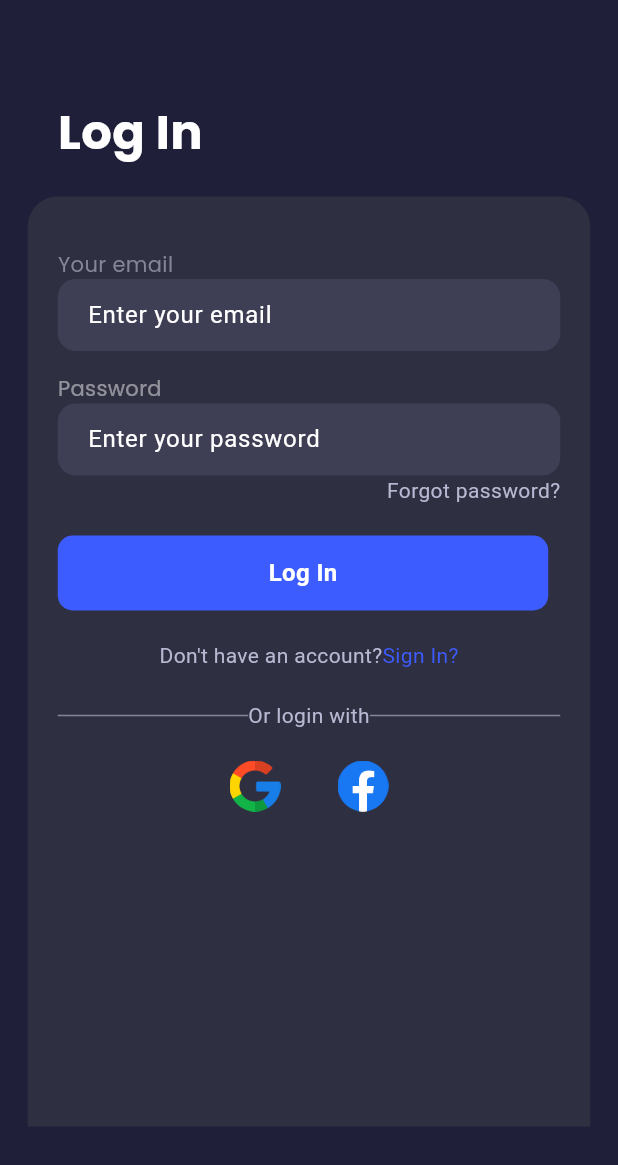
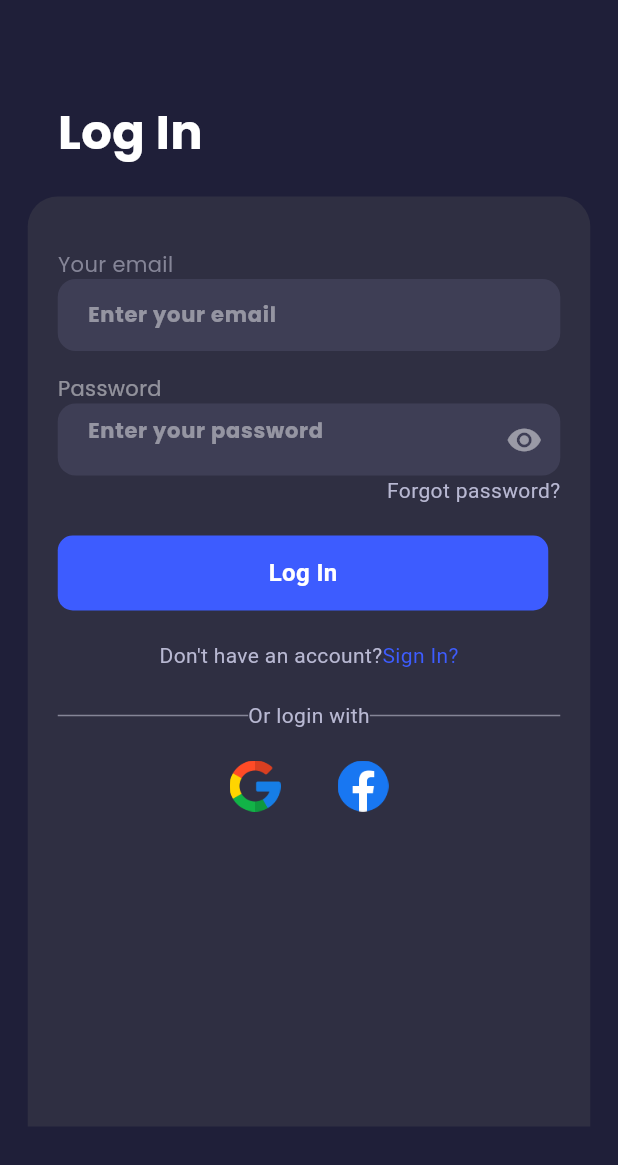
Before and after one commit to Nilav2608/study_app, a Flutter app: the screen it shows after launch, after a tap on "Skip", after a tap on "Log in", on a phone screen of 412 x 824 dp. Shown: the top 1165 px of the screen. Run offline on Flutter 3.47's test engine with Material 2 defaults, Android fonts, the phone set to English and light mode, and no system bars; our stand-ins replace google_fonts, google_nav_bar, lottie, percent_indicator, smooth_page_indicator.

Commit message:
log in font family

```diff
--- a/lib/intor_screen/LS/login_page.dart
+++ b/lib/intor_screen/LS/login_page.dart
@@ -9,6 +9,14 @@ class LoginPage extends StatefulWidget {
 }
 
 class _LoginPageState extends State<LoginPage> {
+  bool passwordVisible = false;
+
+  @override
+  void initState() {
+    passwordVisible = true;
+    super.initState();
+  }
+
   @override
   Widget build(BuildContext context) {
     return Scaffold(
@@ -59,17 +67,22 @@ class _LoginPageState extends State<LoginPage> {
                           decoration: BoxDecoration(
                               color: const Color.fromARGB(255, 62, 62, 85),
                               borderRadius: BorderRadius.circular(12)),
-                          child: const Padding(
-                            padding: EdgeInsets.only(left: 20.0),
+                          child: Padding(
+                            padding: const EdgeInsets.only(left: 20.0),
                             child: TextField(
                               // controller: passwordController,
-                              style: TextStyle(color: Colors.white),
-                              decoration: InputDecoration(
-                                  // fillColor: Colors.white,
-                                  // hintTextDirection: TextDecoration(),
-                                  border: InputBorder.none,
-                                  hintStyle: TextStyle(color: Color.fromARGB(255, 255, 255, 255)),
-                                  hintText: 'Enter your email'),
+                              style: GoogleFonts.poppins(
+                                  fontSize: 14,
+                                  fontWeight: FontWeight.bold,
+                                  color: Colors.white),
+                              decoration: const InputDecoration(
+                                // labelText: "Email",
+                                // hintTextDirection: TextDecoration(),
+                                border: InputBorder.none,
+                                hintStyle: TextStyle(
+                                    color: Color.fromARGB(115, 255, 255, 255)),
+                                hintText: 'Enter your email',
+                              ),
                             ),
                           ),
                         ),
@@ -87,17 +100,38 @@ class _LoginPageState extends State<LoginPage> {
                           decoration: BoxDecoration(
                               color: const Color.fromARGB(255, 62, 62, 85),
                               borderRadius: BorderRadius.circular(12)),
-                          child: const Padding(
-                            padding: EdgeInsets.only(left: 20.0),
+                          child: Padding(
+                            padding: const EdgeInsets.only(left: 20.0),
                             child: TextField(
                               // controller: passwordController,
-                              style: TextStyle(color: Colors.white),
-                              obscureText: true,
+                              style: GoogleFonts.poppins(
+                                  fontSize: 14,
+                                  color: Color.fromARGB(255, 255, 255, 255),
+                                  fontWeight: FontWeight.bold),
+                              obscureText: passwordVisible,
                               decoration: InputDecoration(
-
-                                  border: InputBorder.none,
-                                  hintStyle: TextStyle(color: Colors.white),
-                                  hintText: 'Enter your password'),
+                                border: InputBorder.none,
+                                hintStyle: const TextStyle(
+                                  color: Color.fromARGB(115, 255, 255, 255),
+                                ),
+                                hintText: 'Enter your password',
+                                suffixIcon: IconButton(
+                                  color: Color.fromARGB(121, 255, 255, 255),
+                                  icon: Icon(
+                                    passwordVisible
+                                      ? Icons.visibility
+                                      : Icons.visibility_off),
+                                  onPressed: () {
+                                    setState(
+                                      () {
+                                        passwordVisible = !passwordVisible;
+                                      },
+                                    );
+                                  },
+                                ),
+                              ),
+                              keyboardType: TextInputType.visiblePassword,
+                              textInputAction: TextInputAction.done,
                             ),
                           ),
                         ),
@@ -182,7 +216,9 @@ class _LoginPageState extends State<LoginPage> {
                                 height: 34,
                               ),
                             ),
-                            const SizedBox(width: 38,),
+                            const SizedBox(
+                              width: 38,
+                            ),
                             GestureDetector(
                               child: Image.asset(
                                 "assets/fb.png",
```
